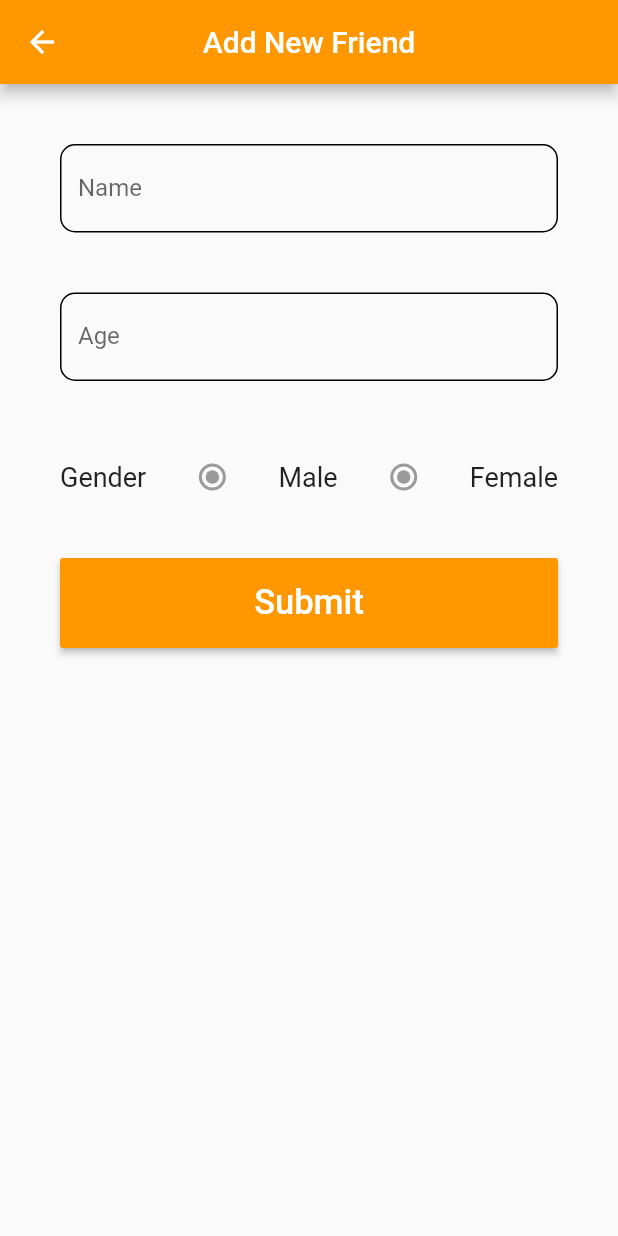
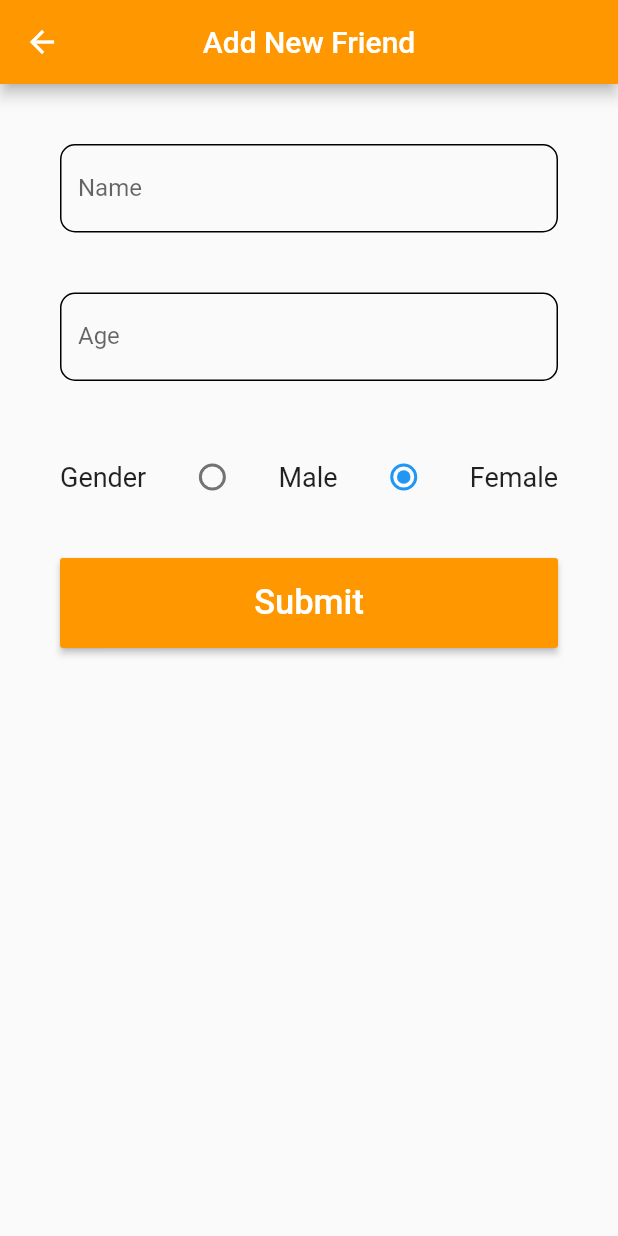
Before and after one commit to AnanyaSamanta09/myfriend, a Flutter app: the screen it shows after launch, after a tap on the "add" icon, on a phone screen of 412 x 824 dp. Run offline on Flutter 3.47's test engine with Material 2 defaults, Android fonts, the phone set to English and light mode, and no system bars; missing offline and left inert: dart:ffi.

Commit message:
Friends Card

```diff
--- a/lib/common/customTextfield.dart
+++ b/lib/common/customTextfield.dart
@@ -10,6 +10,7 @@ class CustomTextField extends StatelessWidget {
     return TextFormField(
       controller: controller,
         decoration: InputDecoration(
+
           enabledBorder:OutlineInputBorder(
               borderSide: BorderSide(
                 color: Colors.black,
--- /dev/null
+++ b/lib/controllers/addFriendController.dart
@@ -0,0 +1,15 @@
+import 'package:flutter/material.dart';
+
+import '../models/friendModel.dart';
+
+class FriendController extends ChangeNotifier{
+  List<FriendModel> friends =[];
+
+  void addNewFriends(String name,int age,String gender) {
+    FriendModel f = FriendModel(name: name, age: age, gender: gender, id: DateTime.now().toString());
+    friends.add(f);
+    notifyListeners();
+  }
+
+
+}
--- a/lib/main.dart
+++ b/lib/main.dart
@@ -1,5 +1,7 @@
 import 'package:flutter/material.dart';
+import 'package:myfriend/controllers/addFriendController.dart';
 import 'package:myfriend/screens/Homepage.dart';
+import 'package:provider/provider.dart';
 import 'package:myfriend/screens/editScreen.dart';
 
 void main(){
@@ -11,9 +13,12 @@ class MyApp extends StatelessWidget {
 
   @override
   Widget build(BuildContext context) {
-    return MaterialApp(
-      home: HomePage(),
-      debugShowCheckedModeBanner: false,
+    return MultiProvider(
+      providers: [ChangeNotifierProvider(create:(context)=>FriendController())],
+      child: MaterialApp(
+        home: HomePage(),
+        debugShowCheckedModeBanner: false,
+      ),
     );
   }
 }
--- a/lib/models/friendModel.dart
+++ b/lib/models/friendModel.dart
@@ -2,10 +2,12 @@ class FriendModel{
   String name;
   int age;
   String gender;
+  String id;
 
   FriendModel({
     required this.name,
     required this.age,
-    required this.gender
+    required this.gender,
+    required this.id,
 });
 }
--- a/lib/screens/Homepage.dart
+++ b/lib/screens/Homepage.dart
@@ -1,10 +1,64 @@
 import 'dart:ffi';
 
 import 'package:flutter/material.dart';
+import 'package:myfriend/controllers/addFriendController.dart';
+import 'package:myfriend/models/friendModel.dart';
 import 'package:myfriend/screens/add_friends.dart';
+import 'package:provider/provider.dart';
 
 class HomePage extends StatelessWidget {
   const HomePage({Key? key}) : super(key: key);
+
+  friendCard(BuildContext context,FriendModel friend){
+    return Padding(
+      padding: const EdgeInsets.all(8.0),
+      child: Container(
+        height: 90,
+        width: 400,
+        decoration: BoxDecoration(
+          color: Colors.grey,
+        ),
+        child: Padding(
+          padding: const EdgeInsets.all(8.0),
+          child: Row(
+            mainAxisAlignment: MainAxisAlignment.spaceBetween,
+            children: [
+              Column(
+                crossAxisAlignment: CrossAxisAlignment.start,
+                children: [
+                  Text(friend.name,
+                    style: TextStyle(
+                        fontSize: 22
+                    ),
+                  ),
+                  Text(friend.age.toString(),
+                    style: TextStyle(
+                        fontSize: 22
+                    ),
+                  ),
+
+                  Text(friend.gender,
+                    style: TextStyle(
+                        fontSize: 16
+                    ),
+                  ),
+                ],
+              ),
+              Row(
+                children: [
+                  IconButton(onPressed: (){}, icon: Icon(Icons.edit)),
+
+                  IconButton(onPressed: (){}, icon: Icon(Icons.favorite_border)),
+
+                  IconButton(onPressed: (){}, icon: Icon(Icons.delete)),
+                ],
+              )
+            ],
+          ),
+        ),
+      ),
+    );
+  }
 
   @override
   Widget build(BuildContext context) {
@@ -44,48 +98,16 @@ class HomePage extends StatelessWidget {
         ],
       ),
 
-      body: Padding(
-        padding: const EdgeInsets.all(20.0),
-        child: Container(
-          height: 90,
-          width: 400,
-          decoration: BoxDecoration(
-            color: Colors.grey,
-          ),
-          child: Padding(
-            padding: const EdgeInsets.all(8.0),
-            child: Row(
-              mainAxisAlignment: MainAxisAlignment.spaceBetween,
-              children: [
-                Column(
-                  crossAxisAlignment: CrossAxisAlignment.start,
-                  children: [
-                    Text('Ananya',
-                      style: TextStyle(
-                        fontSize: 25
-                      ),
-                    ),
-                    Text('67',
-                      style: TextStyle(
-                          fontSize: 25
-                      ),
-                    )
-                  ],
-                ),
-                Row(
-                  children: [
-                   IconButton(onPressed: (){}, icon: Icon(Icons.edit)),
-
-                    IconButton(onPressed: (){}, icon: Icon(Icons.favorite_border)),
-
-                    IconButton(onPressed: (){}, icon: Icon(Icons.delete)),
-                  ],
-                )
-              ],
-            ),
-          ),
+      body: Consumer<FriendController>(
+        builder: (context, controller, child) {
+         return ListView.builder(
+            itemBuilder: (BuildContext context, int index) {
+              return friendCard(context, controller.friends[index]);
+            },
+           itemCount: controller.friends.length,
+          );
+        },
         ),
-      ),
 
       floatingActionButton: FloatingActionButton(
         onPressed: () {
--- a/lib/screens/add_friends.dart
+++ b/lib/screens/add_friends.dart
@@ -1,11 +1,22 @@
 import 'package:flutter/material.dart';
 import 'package:myfriend/common/customTextfield.dart';
+import 'package:myfriend/controllers/addFriendController.dart';
+import 'package:provider/provider.dart';
 
-class Addfriends extends StatelessWidget {
+class Addfriends extends StatefulWidget {
+  @override
+  State<Addfriends> createState() => _AddfriendsState();
+}
+
+class _AddfriendsState extends State<Addfriends> {
   // Addfriends({Key? key}) : super(key: key);
+  String gender ='F';
 
   final TextEditingController nameController = TextEditingController();
+
   final TextEditingController ageController = TextEditingController();
+
+
 
   @override
   Widget build(BuildContext context) {
@@ -17,6 +28,7 @@ class Addfriends extends StatelessWidget {
       ),
       body: Padding(
         padding: const EdgeInsets.all(40.0),
+        child: SingleChildScrollView(
           child: Column(
             children: [
               CustomTextField(
@@ -31,6 +43,7 @@ class Addfriends extends StatelessWidget {
               CustomTextField(
                 label: "Age",
                 controller: ageController,
+
               ),
 
               SizedBox(
@@ -45,14 +58,22 @@ class Addfriends extends StatelessWidget {
                       fontSize: 18
                     ),
                   ),
-                Radio(value: null, groupValue: null, onChanged: null),
+                  Radio(value: 'M', groupValue: gender, onChanged: (value){
+                    setState((){
+                      gender='M';
+                    });
+                  }),
                   Text('Male',
                     style: TextStyle(
                         fontSize: 18
                     ),
                   ),
 
-                Radio(value: null, groupValue: null, onChanged: null),
+                  Radio(value: 'F', groupValue: gender, onChanged: (value){
+                    setState((){
+                      gender='F';
+                    });
+                  }),
                   Text('Female',
                     style: TextStyle(
                         fontSize: 18
@@ -69,7 +90,13 @@ class Addfriends extends StatelessWidget {
               SizedBox(
                 height: 60,
                 width: 400,
-              child: MaterialButton(onPressed: (){},
+                child: Consumer<FriendController>(
+                  builder: (context, controller , child) {
+                    return MaterialButton(onPressed: (){
+
+                      controller.addNewFriends(nameController.text, int.parse(ageController.text.toString()), gender);
+                      Navigator.pop(context);
+                    },
                       child: Text('Submit',
                         style: TextStyle(color: Colors.white,
                             fontSize: 23
@@ -77,12 +104,16 @@ class Addfriends extends StatelessWidget {
                       ),
                       color: Colors.orange,
 
+                    );
+                  },
+
                 ),
               ),
 
             ],
           ),
         ),
+      ),
     );
   }
 }
--- a/pubspec.yaml
+++ b/pubspec.yaml
@@ -29,6 +29,7 @@ environment:
 dependencies:
   flutter:
     sdk: flutter
+  provider: ^6.0.3
 
 
   # The following adds the Cupertino Icons font to your application.
```
Also changed, not shown: pubspec.lock. Lines whose indentation alone changed are shown as unchanged.
